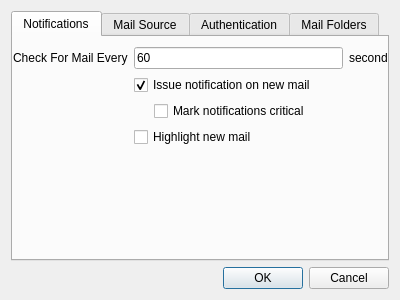
First picture: the form in prefs.ui, repository hardaker/qmailcheck, before the edit.
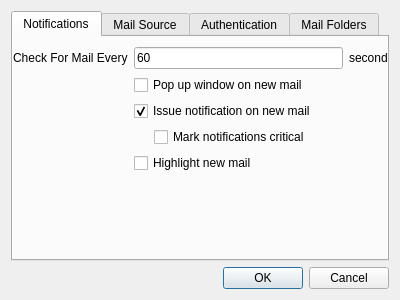
Second picture: the form after the edit.

Commit message: remove status bar; do_notification separation from do_popup

```diff
--- a/prefs.ui
+++ b/prefs.ui
@@ -43,8 +43,8 @@
           </property>
          </widget>
         </item>
-        <item row="1" column="1">
-         <widget class="QCheckBox" name="popupWindow">
+        <item row="2" column="1">
+         <widget class="QCheckBox" name="doNotification">
           <property name="text">
            <string>Issue notification on new mail</string>
           </property>
@@ -71,14 +71,14 @@
           </item>
          </layout>
         </item>
-        <item row="4" column="1">
+        <item row="5" column="1">
          <widget class="QCheckBox" name="highlightNew">
           <property name="text">
            <string>Highlight new mail</string>
           </property>
          </widget>
         </item>
-        <item row="2" column="1">
+        <item row="3" column="1">
          <layout class="QHBoxLayout" name="horizontalLayout_2">
           <item>
            <spacer name="horizontalSpacer">
@@ -105,6 +105,13 @@
           </item>
          </layout>
         </item>
+        <item row="1" column="1">
+         <widget class="QCheckBox" name="popupWindow">
+          <property name="text">
+           <string>Pop up window on new mail</string>
+          </property>
+         </widget>
+        </item>
        </layout>
       </widget>
      </widget>
```
The commit also changes 3 other files.
